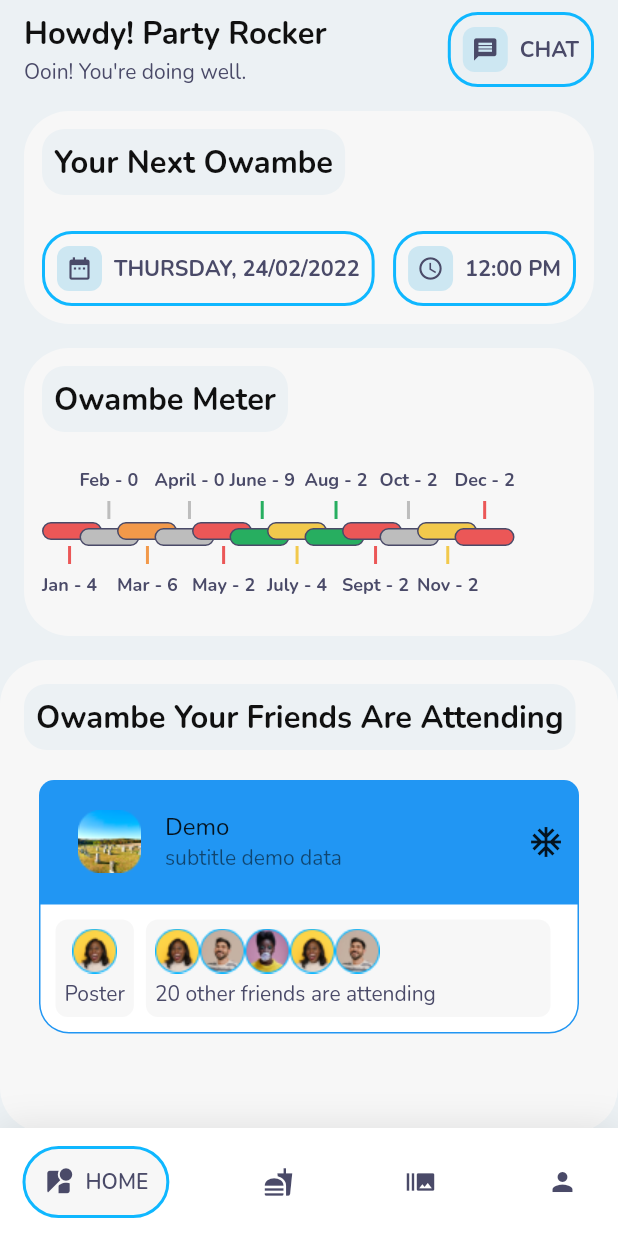
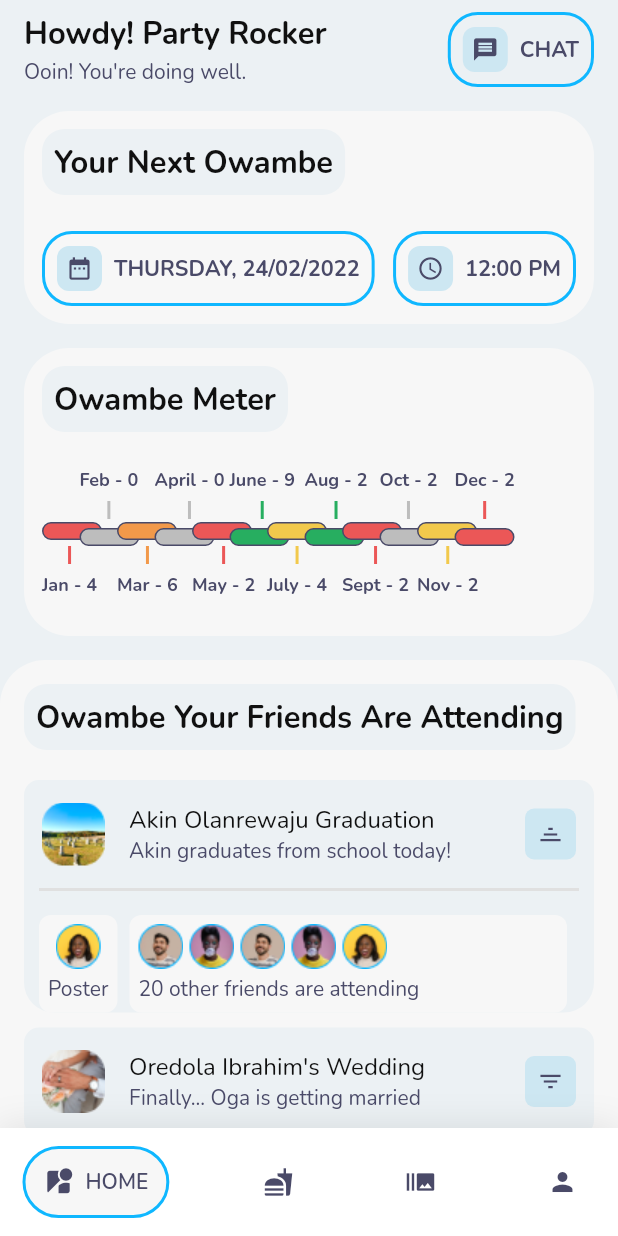
Before and after one commit to DeveloperMaleek/Owambe-Mobile-App, a Flutter app: the DashboardPage screen opened by its route, on a phone screen of 412 x 824 dp. Run offline on Flutter 3.47's test engine with Material 2 defaults, Android fonts, the phone set to English and light mode, and no system bars; drawn by our look-alikes of accordion, google_nav_bar; our stand-ins replace date_field, google_fonts.

Commit message:
Dashboard done

```diff
--- a/lib/components/owambe_snippet.dart
+++ b/lib/components/owambe_snippet.dart
@@ -5,27 +5,157 @@ import '../constants/titles.dart' as text_content;
 import 'package:accordion/accordion.dart';
 
 class OwambeSnippet extends StatelessWidget {
-  const OwambeSnippet({Key? key}) : super(key: key);
+  OwambeSnippet({Key? key}) : super(key: key);
+
+  ClipRRect userImage(Image posterImage) {
+    return ClipRRect(
+        borderRadius: BorderRadius.circular(10), child: posterImage);
+  }
 
   @override
   Widget build(BuildContext context) {
     return Accordion(
+      contentVerticalPadding: 0,
+      disableScrolling: true,
+      contentBorderWidth: 0,
+      contentBorderColor: Colors.transparent,
+      paddingListHorizontal: 0,
+      contentBackgroundColor: color.AppColor.accent,
+      headerBackgroundColor: color.AppColor.accent,
+      headerPadding: EdgeInsets.symmetric(horizontal: 12),
       maxOpenSections: 1,
       children: [
         AccordionSection(
-            rightIcon: Icon(Icons.ac_unit),
+            rightIcon: Container(
+              padding: EdgeInsets.all(8),
+              decoration: BoxDecoration(
+                borderRadius: BorderRadius.circular(6),
+                color: color.AppColor.iconBg,
+              ),
+              child: Icon(
+                Icons.filter_list,
+                size: 18,
+                color: color.AppColor.primaryTextColor,
+              ),
+            ),
             isOpen: true,
-            header: ListTile(
-              leading: Image(
+            header: _headerTile(
+                Image(
                   image: AssetImage("images/bigpic1.png"),
                   width: 42,
                   height: 42,
                 ),
-              title: Text("Demo"),
-              subtitle: Text("subtitle demo data"),
+                "Akin Olanrewaju Graduation",
+                "Akin graduates from school today!"),
+            content: _contentSection(
+                Image(image: AssetImage("images/pic1.png")),
+                Image(image: AssetImage("images/pic2.png")),
+                Image(image: AssetImage("images/pic3.png")),
+                Image(image: AssetImage("images/pic2.png")),
+                Image(image: AssetImage("images/pic3.png")),
+                Image(image: AssetImage("images/pic1.png")))),
+        AccordionSection(
+            rightIcon: Container(
+              padding: EdgeInsets.all(8),
+              decoration: BoxDecoration(
+                borderRadius: BorderRadius.circular(6),
+                color: color.AppColor.iconBg,
               ),
-            content: Container(
-              child: Row(
+              child: Icon(
+                Icons.filter_list,
+                size: 18,
+                color: color.AppColor.primaryTextColor,
+              ),
+            ),
+            isOpen: false,
+            header: _headerTile(
+                Image(
+                  image: AssetImage("images/bigpic2.png"),
+                  width: 42,
+                  height: 42,
+                ),
+                "Oredola Ibrahim's Wedding",
+                "Finally... Oga is getting married"),
+            content: _contentSection(
+                Image(image: AssetImage("images/pic1.png")),
+                Image(image: AssetImage("images/pic2.png")),
+                Image(image: AssetImage("images/pic3.png")),
+                Image(image: AssetImage("images/pic2.png")),
+                Image(image: AssetImage("images/pic3.png")),
+                Image(image: AssetImage("images/pic1.png")))),
+        AccordionSection(
+            rightIcon: Container(
+              padding: EdgeInsets.all(8),
+              decoration: BoxDecoration(
+                borderRadius: BorderRadius.circular(6),
+                color: color.AppColor.iconBg,
+              ),
+              child: Icon(
+                Icons.filter_list,
+                size: 18,
+                color: color.AppColor.primaryTextColor,
+              ),
+            ),
+            isOpen: false,
+            header: _headerTile(
+                Image(
+                  image: AssetImage("images/bigpic1.png"),
+                  width: 42,
+                  height: 42,
+                ),
+                "Adieu Dada: Mrs Salamanda",
+                "Gone too soon, Mama. RIP"),
+            content: _contentSection(
+                Image(
+                  image: AssetImage("images/pic1.png"),
+                  width: 24,
+                  height: 24,
+                ),
+                Image(
+                    image: AssetImage("images/pic2.png"),
+                    width: 24,
+                    height: 24),
+                Image(
+                    image: AssetImage("images/pic3.png"),
+                    width: 24,
+                    height: 24),
+                Image(
+                    image: AssetImage("images/pic2.png"),
+                    width: 24,
+                    height: 24),
+                Image(
+                    image: AssetImage("images/pic3.png"),
+                    width: 24,
+                    height: 24),
+                Image(
+                    image: AssetImage("images/pic1.png"),
+                    width: 24,
+                    height: 24)))
+      ],
+    );
+  }
+
+  Widget _headerTile(
+      Image eventImage, String headerTitle, String headerSubtitle) {
+    return ListTile(
+      contentPadding: EdgeInsets.all(0),
+      leading: userImage(eventImage),
+      title: text_content.EventTextTitle(eventTextTitle: headerTitle),
+      subtitle: text_content.ContentSubtitles(subtitle: headerSubtitle),
+    );
+  }
+
+  Widget _contentSection(Image posterImage1, Image userImage1, Image userImage2,
+      Image userImage3, Image userImage4, Image userImage5) {
+    return Container(
+      child: Column(
+        children: [
+          Container(
+            color: color.AppColor.grayFive,
+            height: 2,
+            margin: EdgeInsets.fromLTRB(0, 0, 0, 16),
+          ),
+          Row(
             children: [
               Container(
                 decoration: BoxDecoration(
@@ -35,7 +165,7 @@ class OwambeSnippet extends StatelessWidget {
                 padding: EdgeInsets.all(6),
                 child: Column(
                   children: [
-                        Image(image: AssetImage("images/pic1.png")),
+                    userImage(posterImage1),
                     SizedBox(
                       height: 4,
                     ),
@@ -57,11 +187,26 @@ class OwambeSnippet extends StatelessWidget {
                   children: [
                     Row(
                       children: [
-                            Image(image: AssetImage("images/pic1.png")),
-                            Image(image: AssetImage("images/pic2.png")),
-                            Image(image: AssetImage("images/pic3.png")),
-                            Image(image: AssetImage("images/pic1.png")),
-                            Image(image: AssetImage("images/pic2.png")),
+                        Padding(
+                          padding: const EdgeInsets.fromLTRB(0, 0, 4, 0),
+                          child: userImage(userImage1),
+                        ),
+                        Padding(
+                          padding: const EdgeInsets.fromLTRB(0, 0, 4, 0),
+                          child: userImage(userImage2),
+                        ),
+                        Padding(
+                          padding: const EdgeInsets.fromLTRB(0, 0, 4, 0),
+                          child: userImage(userImage3),
+                        ),
+                        Padding(
+                          padding: const EdgeInsets.fromLTRB(0, 0, 4, 0),
+                          child: userImage(userImage4),
+                        ),
+                        Padding(
+                          padding: const EdgeInsets.fromLTRB(0, 0, 4, 0),
+                          child: userImage(userImage5),
+                        ),
                       ],
                     ),
                     SizedBox(
@@ -75,8 +220,8 @@ class OwambeSnippet extends StatelessWidget {
               )),
             ],
           ),
-            ))
         ],
+      ),
     );
   }
 }
--- a/lib/constants/colors.dart
+++ b/lib/constants/colors.dart
@@ -15,4 +15,5 @@ class AppColor {
   static Color meterOrangeColor = const Color(0xFFF2994A);
   static Color meterYellowColor = const Color(0xFFF2C94C);
   static Color meterGreenColor = const Color(0xFF27AE60);
+  static Color grayFive = const Color(0xFFE0E0E0);
 }
--- a/lib/constants/titles.dart
+++ b/lib/constants/titles.dart
@@ -82,3 +82,22 @@ class MeterText extends StatelessWidget {
     );
   }
 }
+
+class EventTextTitle extends StatelessWidget {
+  const EventTextTitle({Key? key, required this.eventTextTitle})
+      : super(key: key);
+
+  final String eventTextTitle;
+  @override
+  Widget build(BuildContext context) {
+    //used for the Event titles in pages
+    TextStyle meterText = TextStyle(
+        fontSize: 16,
+        fontWeight: FontWeight.normal,
+        color: color.AppColor.blackText);
+    return Text(
+      eventTextTitle,
+      style: meterText,
+    );
+  }
+}
--- a/lib/dashboard.dart
+++ b/lib/dashboard.dart
@@ -38,7 +38,8 @@ class _DashboardPageState extends State<DashboardPage> {
       padding: EdgeInsets.all(16),
       decoration: BoxDecoration(
           color: color.AppColor.lightBackgroundColor,
-          borderRadius: BorderRadius.circular(30)),
+          borderRadius: BorderRadius.only(
+              topLeft: Radius.circular(30), topRight: Radius.circular(30))),
       child: Column(
         crossAxisAlignment: CrossAxisAlignment.start,
         children: [
```
Lines whose indentation alone changed are shown as unchanged.
